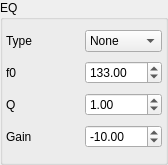
The window that gui/Equalizer.ui (amurzeau/damc) describes before a commit, drawn with Qt 5.
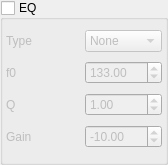
The same window after the commit.

Diff of the .ui file:
```diff
--- a/gui/Equalizer.ui
+++ b/gui/Equalizer.ui
@@ -34,6 +34,12 @@
      <property name="title">
       <string>EQ</string>
      </property>
+     <property name="checkable">
+      <bool>true</bool>
+     </property>
+     <property name="checked">
+      <bool>false</bool>
+     </property>
      <layout class="QGridLayout" name="gridLayout_2">
       <property name="leftMargin">
        <number>3</number>
```
